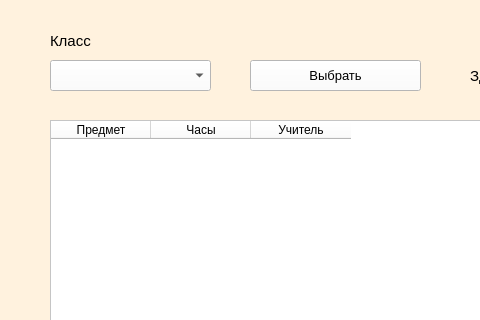
First picture: the form in frontend/class_teachers.ui, repository saaasssska/helper_by_school, before the edit; both pictures show x 0 to 480 and y 0 to 320 of the 821 by 600 pixel window.
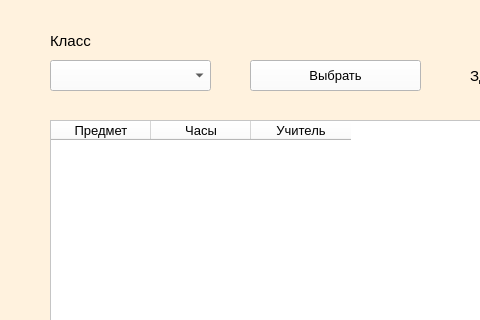
Second picture: the form after the edit. Icons and pictures are not drawn.

```diff
--- a/frontend/class_teachers.ui
+++ b/frontend/class_teachers.ui
@@ -75,7 +75,7 @@
   </widget>
   <widget class="QTableWidget" name="tableWidget">
    <property name="enabled">
-    <bool>true</bool>
+    <bool>false</bool>
    </property>
    <property name="geometry">
     <rect>
@@ -91,22 +91,38 @@
     </font>
    </property>
    <property name="styleSheet">
-    <string notr="true">background-color: rgb(255, 255, 255);</string>
+    <string notr="true">background-color: rgb(255, 255, 255);
+color: rgb(0, 0, 0);</string>
    </property>
    <column>
     <property name="text">
      <string>Предмет</string>
     </property>
+    <property name="font">
+     <font>
+      <pointsize>10</pointsize>
+     </font>
+    </property>
    </column>
    <column>
     <property name="text">
      <string>Часы</string>
     </property>
+    <property name="font">
+     <font>
+      <pointsize>10</pointsize>
+     </font>
+    </property>
    </column>
    <column>
     <property name="text">
      <string>Учитель</string>
     </property>
+    <property name="font">
+     <font>
+      <pointsize>10</pointsize>
+     </font>
+    </property>
    </column>
   </widget>
   <widget class="QLabel" name="label_build">
```
Left out of the diff: 16 changed lines with no effect on the pictures.
